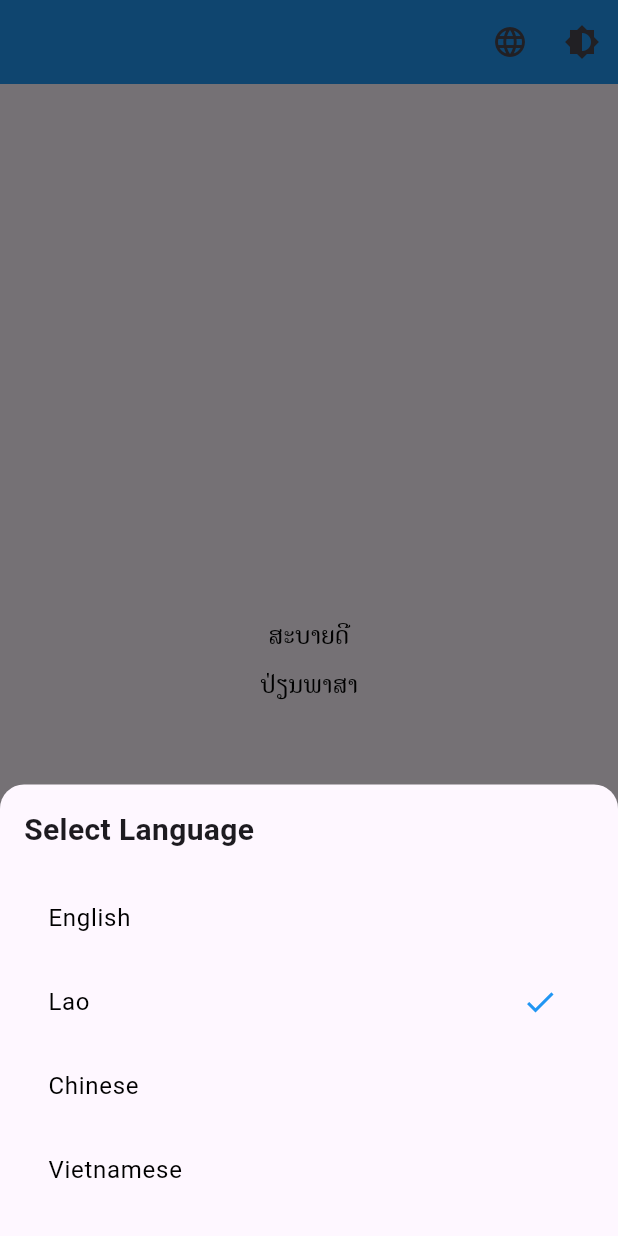
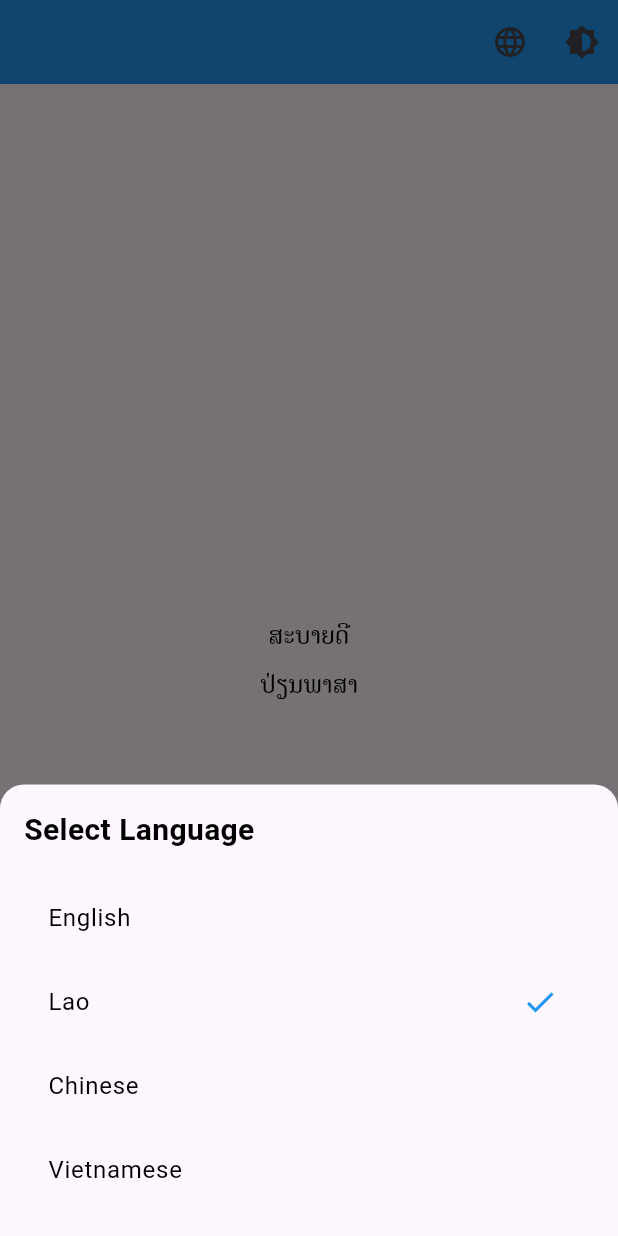
Before and after one commit to aoypsk8/super_app, a Flutter app: the screen it shows after launch, after a tap on the "language" icon, on a phone screen of 412 x 824 dp. Run offline on Flutter 3.47's test engine with Material 3 defaults, Android fonts, the phone set to English and light mode, and no system bars; our stand-ins replace get, get_storage, google_fonts, sizer.

Commit message:
Update home_screen.dart

```diff
--- a/lib/home_screen.dart
+++ b/lib/home_screen.dart
@@ -62,12 +62,10 @@ class HomeScreen extends StatelessWidget {
             mainAxisSize: MainAxisSize.min,
             crossAxisAlignment: CrossAxisAlignment.start,
             children: [
-              Text(
-                'Select Language',
-                style: TextStyle(
-                  fontSize: 20,
-                  fontWeight: FontWeight.bold,
-                ),
+              TextFont(
+                text: 'Select Language',
+                fontWeight: FontWeight.bold,
+                fontSize: 20,
               ),
               SizedBox(height: 16),
               _buildLanguageOption(context, 'English', 'en', languageService),
```
